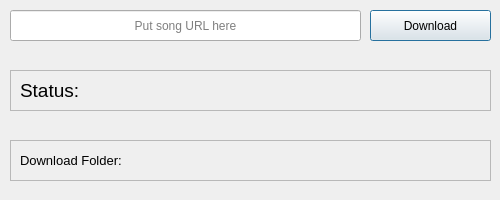
This is downloader.ui in ThiagoCorreaSilva/MushcFlow as Qt 5 draws it before an edit. The edited form follows.
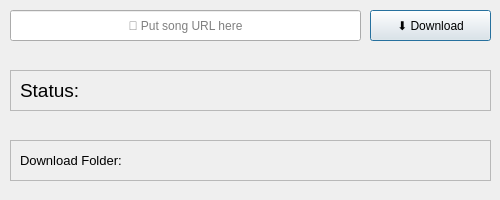
This is the edited form.

```diff
--- a/downloader.ui
+++ b/downloader.ui
@@ -29,7 +29,7 @@
     <set>Qt::AlignmentFlag::AlignCenter</set>
    </property>
    <property name="placeholderText">
-    <string>Put song URL here</string>
+    <string>🔗 Put song URL here</string>
    </property>
   </widget>
   <widget class="QPushButton" name="download_button">
@@ -42,7 +42,7 @@
     </rect>
    </property>
    <property name="text">
-    <string>Download</string>
+    <string>⬇️ Download</string>
    </property>
   </widget>
   <widget class="QFrame" name="frame">
@@ -65,7 +65,7 @@
      <rect>
       <x>10</x>
       <y>0</y>
-      <width>61</width>
+      <width>81</width>
       <height>41</height>
      </rect>
     </property>
@@ -81,9 +81,9 @@
    <widget class="QLabel" name="status_label">
     <property name="geometry">
      <rect>
-      <x>60</x>
+      <x>90</x>
       <y>0</y>
-      <width>421</width>
+      <width>391</width>
       <height>41</height>
      </rect>
     </property>
@@ -120,7 +120,7 @@
      <rect>
       <x>10</x>
       <y>0</y>
-      <width>111</width>
+      <width>121</width>
       <height>41</height>
      </rect>
     </property>
@@ -136,9 +136,9 @@
    <widget class="QLabel" name="downloader_folder_label">
     <property name="geometry">
      <rect>
-      <x>120</x>
+      <x>140</x>
       <y>0</y>
-      <width>361</width>
+      <width>341</width>
       <height>41</height>
      </rect>
     </property>
```
